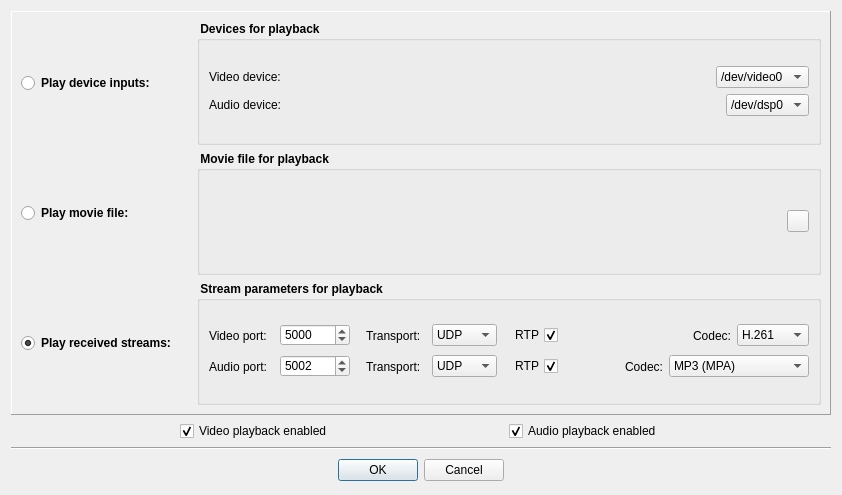
Above: Homer/forms/Dialogs/OpenVideoAudioPreviewDialog.ui from Homer-Conferencing/Homer-Conferencing before the change. Below: the same form after it.
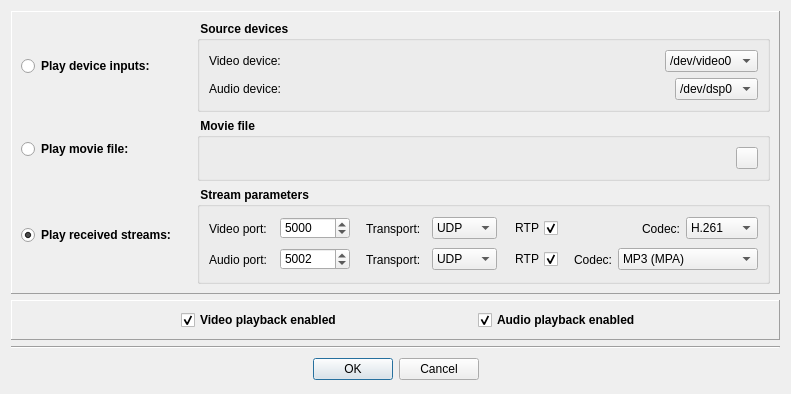
That is the form after the change. Icons and pictures are not drawn.

```diff
--- a/Homer/forms/Dialogs/OpenVideoAudioPreviewDialog.ui
+++ b/Homer/forms/Dialogs/OpenVideoAudioPreviewDialog.ui
@@ -6,8 +6,8 @@
    <rect>
     <x>0</x>
     <y>0</y>
-    <width>842</width>
-    <height>495</height>
+    <width>783</width>
+    <height>384</height>
    </rect>
   </property>
   <property name="sizePolicy">
@@ -87,7 +87,7 @@
            </font>
           </property>
           <property name="title">
-           <string> Devices for playback </string>
+           <string> Source devices </string>
           </property>
           <layout class="QGridLayout" name="gridLayout">
            <item row="0" column="0">
@@ -249,7 +249,7 @@
            </font>
           </property>
           <property name="title">
-           <string> Movie file for playback </string>
+           <string> Movie file </string>
           </property>
           <layout class="QGridLayout" name="gridLayout_2">
            <item row="0" column="0">
@@ -348,7 +348,7 @@
            </font>
           </property>
           <property name="title">
-           <string> Stream parameters for playback </string>
+           <string> Stream parameters </string>
           </property>
           <layout class="QGridLayout" name="gridLayout_3">
            <item row="0" column="0">
@@ -930,6 +930,15 @@
     </widget>
    </item>
    <item>
+    <widget class="QFrame" name="frame_2">
+     <property name="frameShape">
+      <enum>QFrame::Panel</enum>
+     </property>
+     <property name="frameShadow">
+      <enum>QFrame::Raised</enum>
+     </property>
+     <layout class="QVBoxLayout" name="verticalLayout_5">
+      <item>
     <layout class="QHBoxLayout" name="horizontalLayout_5">
      <item>
       <spacer name="horizontalSpacer_8">
@@ -946,6 +955,12 @@
      </item>
      <item>
       <widget class="QCheckBox" name="mCbVideoEnabled">
+          <property name="font">
+           <font>
+            <weight>75</weight>
+            <bold>true</bold>
+           </font>
+          </property>
        <property name="text">
         <string>Video playback enabled</string>
        </property>
@@ -969,6 +984,12 @@
      </item>
      <item>
       <widget class="QCheckBox" name="mCbAudioEnabled">
+          <property name="font">
+           <font>
+            <weight>75</weight>
+            <bold>true</bold>
+           </font>
+          </property>
        <property name="text">
         <string>Audio playback enabled</string>
        </property>
@@ -992,6 +1013,9 @@
      </item>
     </layout>
    </item>
+     </layout>
+    </widget>
+   </item>
    <item>
     <widget class="Line" name="line">
      <property name="orientation">
```
Left out of the diff: 14 changed lines with no effect on the pictures. Lines whose indentation alone changed are shown as unchanged.
